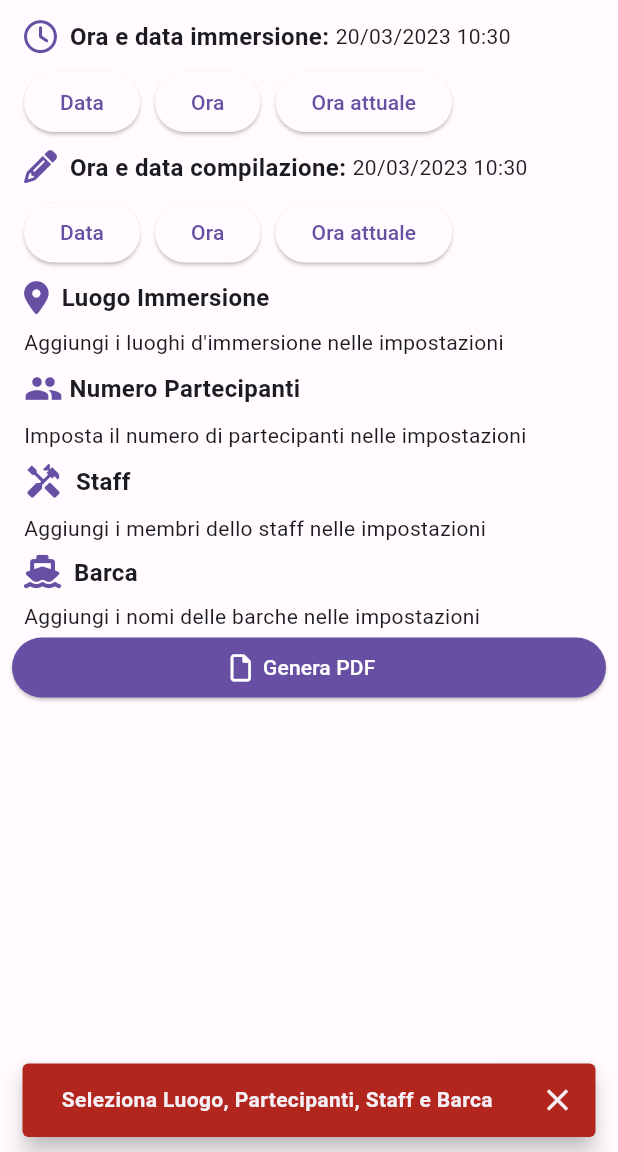
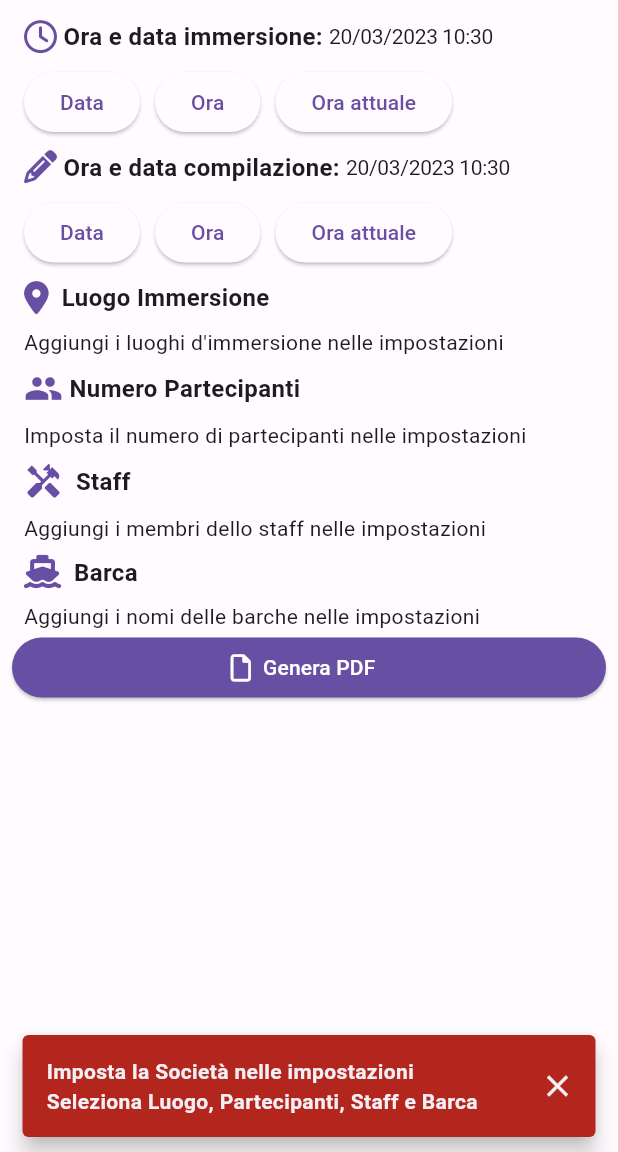
Before and after one commit to VladimiroPaschali/allegato6, a Flutter app: the screen it shows after launch, after a tap on "Genera PDF", on a phone screen of 412 x 824 dp, the part 84-1236 px from its top. Run offline on Flutter 3.47's test engine with Material 2 defaults, Android fonts, the phone set to English and light mode, and no system bars; our stand-ins replace flex_color_scheme, font_awesome_flutter, settings_ui, shared_preferences; missing offline and left inert: flutter_html_to_pdf, open_file_plus.

Commit message:
Fix orario immersione e compilazione

```diff
--- a/lib/htmlconverter.dart
+++ b/lib/htmlconverter.dart
@@ -200,10 +200,13 @@ div.WordSection1
 """;
 
     //Directory appDocDir = await getApplicationDocumentsDirectory();
-    Directory appDocDir = await getTemporaryDirectory();
+    Directory dir = await getTemporaryDirectory();
+    dir.deleteSync(recursive: true);
+    dir.create();
 
-    final targetPath = appDocDir.path;
-    const targetFileName = "Allegato6";
+    final targetPath = dir.path;
+    print(targetPath);
+     var targetFileName = "Allegato6${DateTime.now()}";
 
     final generatedPdfFile = await FlutterHtmlToPdf.convertFromHtmlContent(htmlContent, targetPath, targetFileName);
     return generatedPdfFile;
--- a/lib/widget/bottone_pdf.dart
+++ b/lib/widget/bottone_pdf.dart
@@ -4,6 +4,7 @@ import 'package:allegato6/shared_preferences/user_settings.dart';
 import 'package:flutter/material.dart';
 import 'package:font_awesome_flutter/font_awesome_flutter.dart';
 import 'package:open_file_plus/open_file_plus.dart';
+import 'package:shared_preferences/shared_preferences.dart';
 import '../theme.dart';
 
 class BottonePDF extends StatefulWidget {
@@ -19,7 +20,6 @@ class _BottonePDFState extends State<BottonePDF> {
   void initState() {
     super.initState();
     UserChoiche.setOrarioCompilazione(UserChoiche.getOrarioCompilazione());
-    //print("cccccccccccccc"+UserChoiche.getOrarioCompilazione());
 
   }
 
@@ -66,8 +66,7 @@ class _BottonePDFState extends State<BottonePDF> {
       UserChoiche.setOrarioImmersione(orarioImmersione);
     }
 
-
-    if (UserSettings.getSocieta() == ""){
+    if (UserSettings.getSocieta()== null||UserSettings.getSocieta() == ""){
       mancanti.add("Società");
     }
 
@@ -88,7 +87,10 @@ class _BottonePDFState extends State<BottonePDF> {
   }
   //crea pdf
   void pdf() async {
-
+    //print(UserChoiche.getOrarioImmersione());
+    //final prefs = await SharedPreferences.getInstance();
+    //await prefs.reload();
+    //print(UserChoiche.getOrarioImmersione());
     final pdfFile = await HtmlConverter.generate(
         UserSettings.getSocieta(),
         UserChoiche.getOrarioImmersione(),
--- a/lib/widget/data_widget.dart
+++ b/lib/widget/data_widget.dart
@@ -17,25 +17,9 @@ class _DataWidgetState extends State<DataWidget> {
 
   @override
   Widget build(BuildContext context) {
-
-    //ora e minuti con 0 a sinistra se hanno una sola cifra
-    final oraimmersione = immersione.hour.toString().padLeft(2,"0");
-    final minutiimmersione = immersione.minute.toString().padLeft(2,"0");
-    final oracompilazione = compilazione.hour.toString().padLeft(2,"0");
-    final minuticompilazione = compilazione.minute.toString().padLeft(2,"0");
-    final orarioImmersione = "$oraimmersione:$minutiimmersione";
-    final orarioCompilazione = "$oracompilazione:$minuticompilazione";
-    final giornoImmersione = immersione.day.toString().padLeft(2,"0");
-    final meseImmersione = immersione.month.toString().padLeft(2,"0");
-    final giornoCompilazione = compilazione.day.toString().padLeft(2,"0");
-    final meseCompilazione = compilazione.month.toString().padLeft(2,"0");
-    final dataImmersione = "$giornoImmersione/$meseImmersione/${immersione.year}";
-    final dataCompilazione = "$giornoCompilazione/$meseCompilazione/${compilazione.year}";
-
-    UserChoiche.setOrarioImmersione(orarioImmersione);
-    UserChoiche.setOrarioCompilazione(orarioCompilazione);
-    UserChoiche.setDataImmersione(dataImmersione);
-    UserChoiche.setDataCompilazione(dataCompilazione);
+    //inizializza immersione e compilazione
+    salva(immersione,true);
+    salva(compilazione,false);
 
     return Padding(
       padding: const EdgeInsets.fromLTRB(8, 5, 8, 0),
@@ -52,14 +36,20 @@ class _DataWidgetState extends State<DataWidget> {
                   size: 22,
                 ),
                 const Text(
-                  "  Ora e data immersione: ",
+                  " Ora e data immersione: ",
                   style: TextStyle(
                     fontWeight: FontWeight.bold,
                     fontSize: 16,
                   ),
                 ),
-                Text(UserChoiche.getDataImmersione()+" "+ UserChoiche.getOrarioImmersione()),
-
+                Text(
+                  UserChoiche.getDataImmersione()+" "+ UserChoiche.getOrarioImmersione(),
+                  style: const TextStyle(
+                    fontSize: 14,
+                    letterSpacing: -0.2,
+                    wordSpacing: -0.2,
+                  ),
+                ),
               ],
             ),
           ),
@@ -73,9 +63,10 @@ class _DataWidgetState extends State<DataWidget> {
                 onPressed: () async{
                   final nuovadataimmersione = await pickDate();
                   if(nuovadataimmersione == null) return; //premuto cancel
-
+                  //imposta data immersione
                   setState(() {
                     immersione = DateTime(nuovadataimmersione.year,nuovadataimmersione.month,nuovadataimmersione.day,immersione.hour,immersione.minute);
+                    salva(immersione, true);
                   });
                 },
                 child: Text("Data")),
@@ -84,17 +75,20 @@ class _DataWidgetState extends State<DataWidget> {
                   onPressed: () async{
                     final nuovaoraimmersione = await pickTime();
                     if(nuovaoraimmersione == null) return; //premuto cancel
-
+                    //Imposta ora immersione
                     setState(() {
                       immersione = DateTime(immersione.year,immersione.month,immersione.day,nuovaoraimmersione.hour,nuovaoraimmersione.minute);
+                      salva(immersione, true);
                     });
                   },
                   child: Text("Ora")),
               //aggiorna l'orario d'immersione con l'ora attuale
               ElevatedButton(
                   onPressed: () {
+                    //aggiorna oradata attuali immersione
                     setState(() {
                       immersione = DateTime.now();
+                      salva(immersione, true);
                     });
                   },
                   child: Text("Ora attuale")),
@@ -108,18 +102,22 @@ class _DataWidgetState extends State<DataWidget> {
                   FontAwesomeIcons.pencil,
                   color: Theme.of(context).colorScheme.primary,
                   size: 22,
-
-
                 ),
                 const Text(
-                  "  Ora e data compilazione: ",
+                  " Ora e data compilazione: ",
                   style: TextStyle(
                     fontWeight: FontWeight.bold,
                     fontSize: 16,
                   ),
                 ),
-                Text(UserChoiche.getDataCompilazione()+" "+ UserChoiche.getOrarioCompilazione()),
-
+                Text(
+                  UserChoiche.getDataCompilazione()+" "+ UserChoiche.getOrarioCompilazione(),
+                  style: const TextStyle(
+                    fontSize: 14,
+                    letterSpacing: -0.2,
+                    wordSpacing: -0.2,
+                  ),
+                ),
               ],
             ),
           ),
@@ -133,9 +131,10 @@ class _DataWidgetState extends State<DataWidget> {
                   onPressed: () async{
                     final nuovadatacompilazione = await pickDate();
                     if(nuovadatacompilazione == null) return;
-
+                    //imposta data compilazione
                     setState(() {
                       compilazione = DateTime(nuovadatacompilazione.year,nuovadatacompilazione.month,nuovadatacompilazione.day,compilazione.hour,compilazione.minute);
+                      salva(compilazione, false);
                     });
                   },
                   child: Text("Data")),
@@ -144,17 +143,20 @@ class _DataWidgetState extends State<DataWidget> {
                   onPressed: () async{
                     final nuovaoracompilazione = await pickTime();
                     if(nuovaoracompilazione == null) return; //premuto cancel
-
+                    //Imposta ora compilazione
                     setState(() {
                       compilazione = DateTime(compilazione.year,compilazione.month,compilazione.day,nuovaoracompilazione.hour,nuovaoracompilazione.minute);
+                      salva(compilazione, false);
                     });
                   },
                   child: Text("Ora")),
               //aggiorna l'orario di compilaizone con l'ora attuale
               ElevatedButton(
                   onPressed: () {
+                    //aggiorna oradata compilazione
                     setState(() {
                       compilazione = DateTime.now();
+                      salva(compilazione, false);
                     });
                   },
                   child: Text("Ora attuale")),
@@ -164,6 +166,7 @@ class _DataWidgetState extends State<DataWidget> {
       ),
     );
   }
+
   //apre il datepicker
   Future<DateTime?> pickDate() => showDatePicker(
     context: context,
@@ -178,6 +181,25 @@ class _DataWidgetState extends State<DataWidget> {
       return MediaQuery(
           data: MediaQuery.of(context).copyWith(alwaysUse24HourFormat: true), child: childWidget!);
     }
+  );
 
-  );
+  //salva le stringhe ora e data nelle sharedpreferences
+  void salva(DateTime dataOra,bool immersione){
+    var ora = dataOra.hour.toString().padLeft(2,"0");
+    var minuti = dataOra.minute.toString().padLeft(2,"0");
+    var orario = "$ora:$minuti";
+    var giorno = dataOra.day.toString().padLeft(2,"0");
+    var mese = dataOra.month.toString().padLeft(2,"0");
+    var data = "$giorno/$mese/${dataOra.year}";
+    if(immersione){
+      UserChoiche.setOrarioImmersione(orario);
+      UserChoiche.setDataImmersione(data);
+    }else{
+      UserChoiche.setOrarioCompilazione(orario);
+      UserChoiche.setDataCompilazione(data);
+    }
+    //print(orario);
+    //print(UserChoiche.getOrarioImmersione());
+  }
+
 }
```
